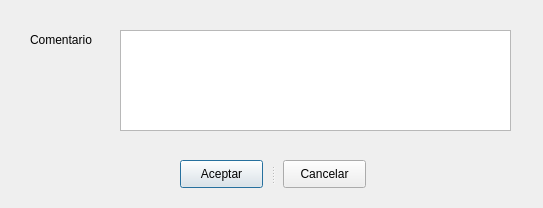
This is ventana_comentario.ui in omare13/segmentacion_imagenes as Qt 5 draws it before an edit. The edited form follows.
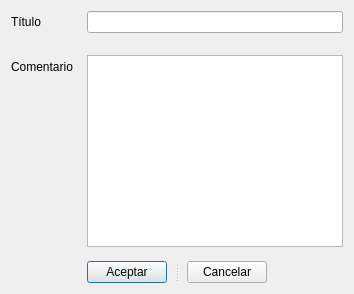
This is the edited form.

```diff
--- a/ventana_comentario.ui
+++ b/ventana_comentario.ui
@@ -6,45 +6,83 @@
    <rect>
     <x>0</x>
     <y>0</y>
-    <width>543</width>
-    <height>208</height>
+    <width>561</width>
+    <height>239</height>
    </rect>
   </property>
+  <property name="sizePolicy">
+   <sizepolicy hsizetype="Preferred" vsizetype="Fixed">
+    <horstretch>0</horstretch>
+    <verstretch>0</verstretch>
+   </sizepolicy>
+  </property>
   <property name="windowTitle">
    <string>Insertar Comentario</string>
   </property>
+  <layout class="QVBoxLayout" name="verticalLayout">
+   <property name="spacing">
+    <number>14</number>
+   </property>
+   <property name="sizeConstraint">
+    <enum>QLayout::SetFixedSize</enum>
+   </property>
+   <item>
+    <layout class="QFormLayout" name="formLayout">
+     <property name="verticalSpacing">
+      <number>22</number>
+     </property>
+     <property name="bottomMargin">
+      <number>0</number>
+     </property>
+     <item row="0" column="0">
+      <widget class="QLabel" name="label">
+       <property name="text">
+        <string>Título</string>
+       </property>
+      </widget>
+     </item>
+     <item row="0" column="1">
+      <widget class="QLineEdit" name="lineEdit"/>
+     </item>
+     <item row="1" column="0">
   <widget class="QLabel" name="label_comentario">
-   <property name="geometry">
-    <rect>
-     <x>30</x>
-     <y>29</y>
-     <width>71</width>
-     <height>21</height>
-    </rect>
-   </property>
    <property name="text">
     <string>Comentario</string>
    </property>
   </widget>
+     </item>
+     <item row="1" column="1">
   <widget class="QPlainTextEdit" name="texto_comentario">
-   <property name="geometry">
-    <rect>
-     <x>120</x>
-     <y>30</y>
-     <width>391</width>
-     <height>101</height>
-    </rect>
-   </property>
-  </widget>
+       <property name="sizePolicy">
+        <sizepolicy hsizetype="Expanding" vsizetype="Minimum">
+         <horstretch>0</horstretch>
+         <verstretch>0</verstretch>
+        </sizepolicy>
+       </property>
+      </widget>
+     </item>
+    </layout>
+   </item>
+   <item>
+    <layout class="QHBoxLayout" name="horizontalLayout">
+     <property name="spacing">
+      <number>3</number>
+     </property>
+     <item>
+      <spacer name="horizontalSpacer">
+       <property name="orientation">
+        <enum>Qt::Horizontal</enum>
+       </property>
+       <property name="sizeHint" stdset="0">
+        <size>
+         <width>40</width>
+         <height>20</height>
+        </size>
+       </property>
+      </spacer>
+     </item>
+     <item>
   <widget class="QSplitter" name="botones_comentario">
-   <property name="geometry">
-    <rect>
-     <x>180</x>
-     <y>160</y>
-     <width>186</width>
-     <height>28</height>
-    </rect>
-   </property>
    <property name="frameShape">
     <enum>QFrame::NoFrame</enum>
    </property>
@@ -68,6 +106,23 @@
     </property>
    </widget>
   </widget>
+     </item>
+     <item>
+      <spacer name="horizontalSpacer_2">
+       <property name="orientation">
+        <enum>Qt::Horizontal</enum>
+       </property>
+       <property name="sizeHint" stdset="0">
+        <size>
+         <width>40</width>
+         <height>20</height>
+        </size>
+       </property>
+      </spacer>
+     </item>
+    </layout>
+   </item>
+  </layout>
  </widget>
  <resources/>
  <connections/>
```
Lines whose indentation alone changed are shown as unchanged.
